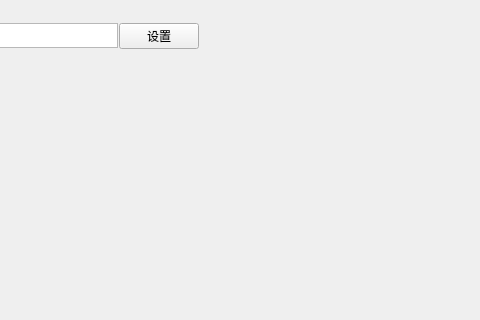
Above: groupForm.ui from MogooStudio/DebugTools before the change; both pictures show x 346 to 826 and y 0 to 320 of the 1280 by 720 pixel window. Below: the same form after it.
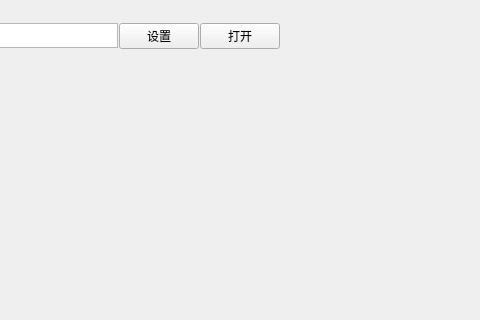
That is the form after the change.

```diff
--- a/groupForm.ui
+++ b/groupForm.ui
@@ -92,6 +92,13 @@
         </property>
        </widget>
       </item>
+      <item>
+       <widget class="QPushButton" name="btn_open">
+        <property name="text">
+         <string>打开</string>
+        </property>
+       </widget>
+      </item>
      </layout>
     </widget>
    </item>
```
